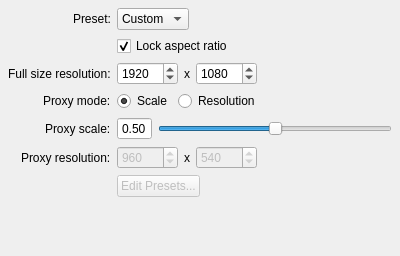
Above: ui/settings_resolution_ui.ui from mjbonnington/icarus-gps before the change. Below: the same form after it.
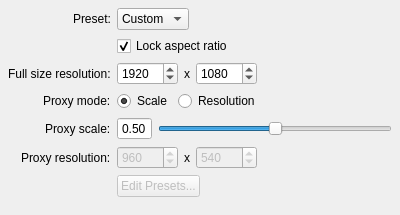
That is the form after the change.

What changed in the file:
```diff
--- a/ui/settings_resolution_ui.ui
+++ b/ui/settings_resolution_ui.ui
@@ -7,7 +7,7 @@
     <x>0</x>
     <y>0</y>
     <width>400</width>
-    <height>256</height>
+    <height>215</height>
    </rect>
   </property>
   <property name="windowTitle">
```
Left out of the diff: 225 changed lines with no effect on the pictures. Lines whose indentation alone changed are shown as unchanged.
